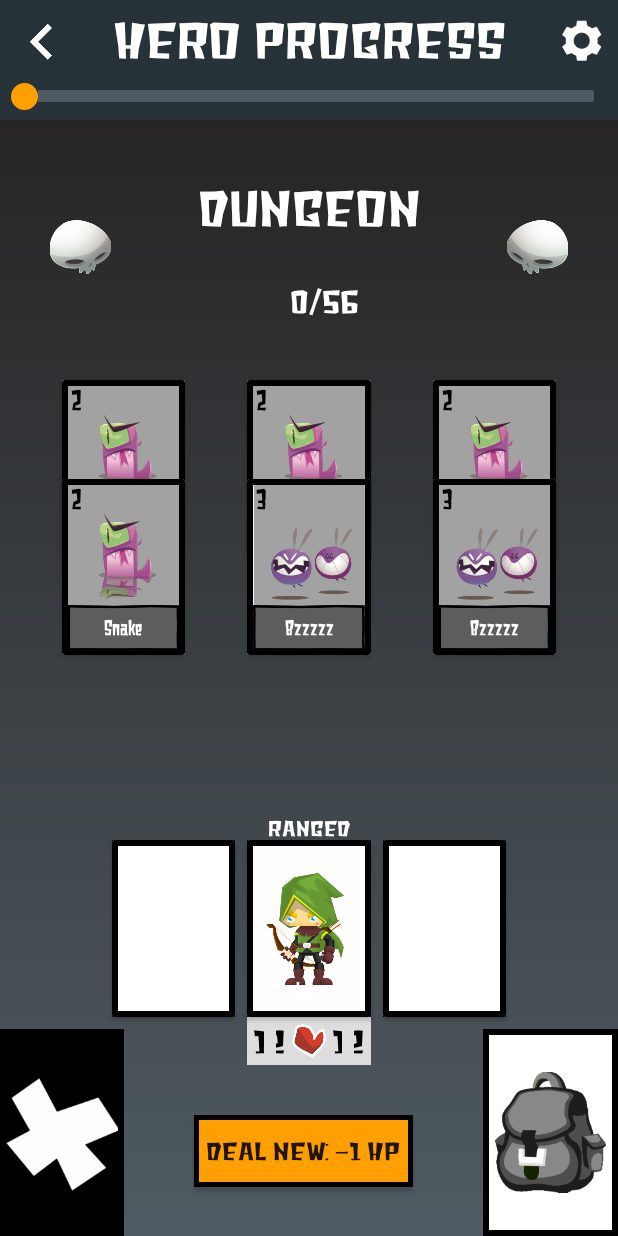
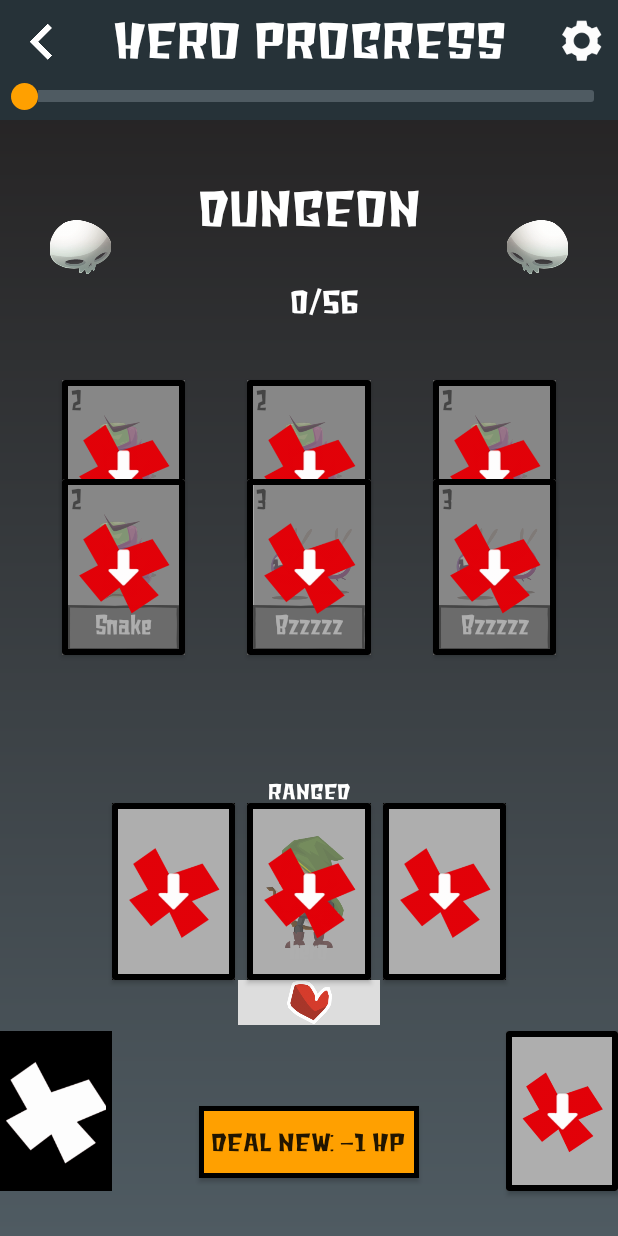
Before and after one commit to manamanah/miscreant, an Android app: the GameFragment screen opened through its navigation route, on a phone screen of 412 x 824 dp. Run offline under Robolectric (Android 15) with nearby library versions, the phone set to English and light mode, and no system bars; our stand-ins replace data binding; libraries missing offline, so code that uses them is left out: android.text; 12 statements that could not run were skipped.

Commit message:
fix: Correct layouts for card play action
Use card layout for backpack to be able to hold cards

```diff
--- a/app/src/main/assets/testdeck.json
+++ b/app/src/main/assets/testdeck.json
@@ -295,14 +295,14 @@
   },
   {
     "type": "shield",
-    "name": "Give Some Edge",
+    "name": "Feel Edgy",
     "health": 6,
     "image": "corner_shield_normal",
     "showHealth": "true"
   },
   {
     "type": "shield",
-    "name": "Give Some Edge",
+    "name": "Feel Edgy",
     "health": 6,
     "image": "corner_shield_normal",
     "showHealth": "true"
--- a/app/src/main/res/layout/backpack.xml
+++ /dev/null
@@ -1,30 +0,0 @@
-<?xml version="1.0" encoding="utf-8"?>
-<!--
-  ~ Copyright (c) 2019. Birgit Schoenauer
-  ~
-  ~ Licensed under the Creative Commons Attribution-NonCommercial-NonDerivatives 4.0 International License.
-  ~ See file 'LICENSE.md' or https://creativecommons.org/licenses/by-nc-nd/4.0/ for full license details.
-  -->
-<layout xmlns:android="http://schemas.android.com/apk/res/android"
-        xmlns:app="http://schemas.android.com/apk/res-auto"
-        xmlns:tools="http://schemas.android.com/tools">
-
-    <data>
-        <variable
-                name="cardViewModel"
-                type="com.example.android.miscreant.models.Card" />
-    </data>
-
-    <ImageView
-            android:id="@+id/card_image"
-            android:layout_width="wrap_content"
-            android:layout_height="wrap_content"
-            android:padding="@dimen/spacing_normal"
-            android:tag="@{cardViewModel.type.id}"
-            android:foreground="@{cardViewModel.isHighlightOn ? @drawable/img_border_highlighted : @drawable/img_border_black}"
-            android:contentDescription="@string/backpack_desc"
-            android:background="@color/backgroundWhite"
-            android:src="@drawable/backpack"
-            tools:src="@drawable/backpack"
-            app:setListeners="@{cardViewModel.type.id}" />
-</layout>
--- a/app/src/main/res/layout/card.xml
+++ b/app/src/main/res/layout/card.xml
@@ -11,6 +11,9 @@
 
     <data>
         <import type="android.view.View"/>
+        <import type="android.text.TextUtils"/>
+        <import type="com.example.android.miscreant.Enums.Location"/>
+        <import type="com.example.android.miscreant.Enums.CardType"/>
         <variable
                 name="cardViewModel"
                 type="com.example.android.miscreant.models.Card" />
@@ -34,6 +37,7 @@
                     android:layout_height="@dimen/spacing_zero"
                     android:layout_margin="@dimen/spacing_min"
                     android:contentDescription="@string/card_img_desc"
+                    android:padding="@{cardViewModel.type == CardType.none ? @dimen/spacing_normal : @dimen/spacing_zero}"
                     app:src='@{cardViewModel.image}'
                     tools:src="@drawable/dragon"
                     app:layout_constraintDimensionRatio="@fraction/card_ratio"
@@ -65,7 +69,8 @@
                     android:contentDescription="@string/card_title_desc"
                     android:text="@{cardViewModel.name}"
                     android:textColor="@color/primaryTextColor"
-                    android:textSize="@dimen/fontSize_card_title"
+                    android:textSize="@{cardViewModel.location == Location.backpack ? @dimen/fontSize_card_in_backpack : @dimen/fontSize_card_title}"
+                    android:textScaleX="@fraction/letter_spacing_cards"
                     tools:text="@string/placeholder_card_title"
                     app:layout_constraintBottom_toBottomOf="@id/card_image"
                     app:layout_constraintEnd_toEndOf="@id/card_image"
@@ -85,6 +90,27 @@
                     app:layout_constraintTop_toTopOf="@id/card_image"/>
 
             <TextView
+                    android:id="@+id/card_potentialValue"
+                    android:layout_width="wrap_content"
+                    android:layout_height="wrap_content"
+                    android:layout_marginStart="@dimen/spacing_half"
+                    android:visibility="@{cardViewModel.showPotentialHealth ? View.VISIBLE : View.GONE}"
+                    android:text="@{Integer.toString(cardViewModel.potentialHealth)}"
+                    android:textColor="@color/aggressiveRed"
+                    android:textSize="@dimen/fontSize_card_values"
+                    tools:text="@string/placeholder_card_value"
+                    app:layout_constraintStart_toStartOf="@id/card_image"
+                    app:layout_constraintTop_toTopOf="@id/card_image"/>
+
+            <ImageView
+                    android:id="@+id/disabled_image"
+                    android:layout_width="match_parent"
+                    android:layout_height="match_parent"
+                    android:contentDescription="@string/card_disabled_desc"
+                    android:background="@color/look_disabled"
+                    android:visibility="@{cardViewModel.isLookActive ? View.GONE : View.VISIBLE}"/>
+
+            <TextView
                     android:id="@+id/card_rip"
                     android:layout_width="wrap_content"
                     android:layout_height="wrap_content"
@@ -99,18 +125,34 @@
                     app:layout_constraintStart_toStartOf="@+id/card_image"
                     app:layout_constraintTop_toTopOf="@+id/card_image"/>
 
-            <TextView
-                    android:id="@+id/card_potentialValue"
+            <ImageView
+                    android:id="@+id/consumed_image"
                     android:layout_width="wrap_content"
                     android:layout_height="wrap_content"
-                    android:layout_marginStart="@dimen/spacing_half"
-                    android:visibility="@{cardViewModel.showPotentialHealth ? View.VISIBLE : View.GONE}"
-                    android:text="@{Integer.toString(cardViewModel.potentialHealth)}"
-                    android:textColor="@color/aggressiveRed"
-                    android:textSize="@dimen/fontSize_card_values"
-                    tools:text="@string/placeholder_card_value"
-                    app:layout_constraintStart_toStartOf="@id/card_image"
-                    app:layout_constraintTop_toTopOf="@id/card_image"/>
+                    android:contentDescription="@string/card_consumed_img_desc"
+                    android:padding="@dimen/spacing_normal"
+                    android:visibility="@{cardViewModel.showConsumed ? View.VISIBLE : View.GONE}"
+                    android:tint="@color/aggressiveRed"
+                    android:src="@drawable/trash"
+                    tools:src="@drawable/trash"
+                    app:layout_constraintBottom_toBottomOf="parent"
+                    app:layout_constraintEnd_toEndOf="parent"
+                    app:layout_constraintStart_toStartOf="parent"
+                    app:layout_constraintTop_toTopOf="parent"/>
+
+            <ImageView
+                    android:id="@+id/equip_image"
+                    android:layout_width="wrap_content"
+                    android:layout_height="wrap_content"
+                    android:contentDescription="@string/card_equip_visual_desc"
+                    android:src="@drawable/arrow_down"
+                    tools:src="@drawable/arrow_down"
+                    android:tint='@{cardViewModel.isEmpty() ? @color/equip : @color/aggressiveRed}'
+                    android:visibility="@{cardViewModel.showEquip ? View.VISIBLE : View.GONE}"
+                    app:layout_constraintBottom_toBottomOf="parent"
+                    app:layout_constraintEnd_toEndOf="parent"
+                    app:layout_constraintStart_toStartOf="parent"
+                    app:layout_constraintTop_toTopOf="parent" />
 
         </androidx.constraintlayout.widget.ConstraintLayout>
     </androidx.cardview.widget.CardView>
--- a/app/src/main/res/layout/discard.xml
+++ b/app/src/main/res/layout/discard.xml
@@ -16,7 +16,7 @@
     </data>
 
         <ImageView
-                android:id="@+id/card_image"
+                android:id="@+id/card_discard"
                 android:layout_width="wrap_content"
                 android:layout_height="wrap_content"
                 android:contentDescription="@string/discard_desc"
--- a/app/src/main/res/layout/fragment_game.xml
+++ b/app/src/main/res/layout/fragment_game.xml
@@ -300,11 +300,10 @@
         <TextView
                 android:id="@+id/current_health"
                 style="@style/health_text"
-                android:layout_width="wrap_content"
-                android:layout_height="wrap_content"
+                android:layout_width="@dimen/heart_size"
+                android:layout_height="@dimen/heart_size"
                 android:contentDescription="@string/current_health_desc"
                 android:text="@{Integer.toString(gameViewModel.heroCurrentHealth)}"
-                android:textSize="@dimen/fontSize_text"
                 tools:text="@string/max_health"
                 android:textColor="@color/secondaryTextColor"
                 app:layout_constraintEnd_toStartOf="@id/heart"
@@ -314,11 +313,11 @@
         <TextView
                 android:id="@+id/potential_health"
                 style="@style/health_text"
-                android:layout_width="wrap_content"
-                android:layout_height="wrap_content"
+                android:layout_width="@dimen/heart_size"
+                android:layout_height="@dimen/heart_size"
+                android:layout_marginEnd="@dimen/spacing_normal"
                 android:contentDescription="@string/potential_health_desc"
                 android:text="@{Integer.toString(gameViewModel.heroPotentialHealth)}"
-                android:textSize="@dimen/fontSize_text"
                 tools:text="@string/max_health"
                 android:textColor="@{gameViewModel.heroPotentialHealth &lt; gameViewModel.heroCurrentHealth ? @color/aggressiveRed : @color/benefit}"
                 android:visibility="@{gameViewModel.showHeroPotentialHealth ? View.VISIBLE : View.GONE}"
@@ -328,8 +327,8 @@
 
         <ImageView
                 android:id="@+id/heart"
-                android:layout_width="@dimen/spacing_zero"
-                android:layout_height="@dimen/spacing_zero"
+                android:layout_width="@dimen/heart_size"
+                android:layout_height="@dimen/heart_size"
                 android:background="@color/backgroundLight"
                 android:contentDescription="@string/heart_desc"
                 app:layout_constraintBottom_toBottomOf="@id/current_health"
@@ -341,31 +340,30 @@
         <TextView
                 android:id="@+id/max_health"
                 style="@style/health_text"
-                android:layout_width="wrap_content"
-                android:layout_height="wrap_content"
+                android:layout_width="@dimen/heart_size"
+                android:layout_height="@dimen/heart_size"
                 android:contentDescription="@string/max_health_desc"
                 android:text="@{Integer.toString(gameViewModel.heroMaxHealth)}"
-                android:textSize="@dimen/fontSize_text"
+                tools:text="@string/max_health"
                 android:textColor="@color/secondaryTextColor"
                 app:layout_constraintEnd_toEndOf="@id/hero"
                 app:layout_constraintStart_toEndOf="@id/heart"
-                app:layout_constraintTop_toBottomOf="@id/hero"
-                tools:text="@string/max_health" />
+                app:layout_constraintTop_toBottomOf="@id/hero" />
 
         <TextView
                 android:id="@+id/max_potential_health"
                 style="@style/health_text"
-                android:layout_width="wrap_content"
-                android:layout_height="wrap_content"
+                android:layout_width="@dimen/heart_size"
+                android:layout_height="@dimen/heart_size"
+                android:layout_marginStart="@dimen/spacing_normal"
                 android:contentDescription="@string/max_health_desc"
                 android:text="@{Integer.toString(gameViewModel.heroPotentialMaxHealth)}"
-                android:textSize="@dimen/fontSize_text"
+                tools:text="@string/max_health"
                 android:textColor="@color/benefit"
                 android:visibility="@{gameViewModel.showHeroPotentialMaxHealth ? View.VISIBLE : View.GONE}"
                 app:layout_constraintEnd_toEndOf="@id/hero"
                 app:layout_constraintStart_toEndOf="@id/heart"
-                app:layout_constraintTop_toBottomOf="@id/hero"
-                tools:text="@string/max_health" />
+                app:layout_constraintTop_toBottomOf="@id/hero" />
 
         <ImageView
                 android:id="@+id/equipright"
@@ -383,8 +381,7 @@
                 android:id="@+id/deal_new"
                 android:layout_width="wrap_content"
                 android:layout_height="@dimen/spacing_zero"
-                android:layout_marginTop="@dimen/spacing_normal"
-                android:layout_marginBottom="@dimen/spacing_normal"
+                android:layout_marginTop="@dimen/spacing_double"
                 android:layout_marginStart="@dimen/spacing_double"
                 android:layout_marginEnd="@dimen/spacing_double"
                 android:background="@drawable/button_custom"
@@ -505,11 +502,12 @@
 
         <include
                 android:id="@+id/card_backpack"
-                layout="@layout/backpack"
+                layout="@layout/card"
                 android:layout_width="@dimen/spacing_zero"
                 android:layout_height="@dimen/spacing_zero"
-                android:layout_marginTop="@dimen/spacing_normal"
-                app:layout_constraintDimensionRatio="@fraction/sixty_five_percent"
+                android:layout_marginTop="@dimen/spacing_half"
+                app:layout_constraintDimensionRatio="@fraction/card_ratio"
+                app:layout_constraintStart_toEndOf="@id/equipright"
                 app:layout_constraintEnd_toEndOf="parent"
                 app:layout_constraintBottom_toBottomOf="parent"
                 app:layout_constraintTop_toBottomOf="@id/equipright"
@@ -520,21 +518,15 @@
                 layout="@layout/discard"
                 android:layout_width="@dimen/spacing_zero"
                 android:layout_height="@dimen/spacing_zero"
-                android:layout_marginTop="@dimen/spacing_normal"
-                app:layout_constraintDimensionRatio="@fraction/sixty_percent"
-                app:layout_constraintTop_toBottomOf="@id/card_equip_left"
+                android:layout_marginTop="@dimen/spacing_half"
+                app:layout_constraintDimensionRatio="@fraction/card_ratio"
+                app:layout_constraintTop_toBottomOf="@id/equipleft"
                 app:layout_constraintStart_toStartOf="parent"
+                app:layout_constraintEnd_toStartOf="@id/equipleft"
                 app:layout_constraintBottom_toBottomOf="parent"
                 bind:cardViewModel="@{gameViewModel.cardDiscard}" />
 
         <!--GUIDELINES-->
-        <androidx.constraintlayout.widget.Guideline
-                android:id="@+id/guideline_hero"
-                android:layout_width="match_parent"
-                android:layout_height="wrap_content"
-                android:orientation="horizontal"
-                app:layout_constraintGuide_percent="@fraction/sixty_eight_percent" />
-
         <androidx.constraintlayout.widget.Guideline
                 android:id="@+id/guideline_dungeon_top"
                 android:layout_width="match_parent"
@@ -549,5 +541,12 @@
                 android:orientation="horizontal"
                 app:layout_constraintGuide_percent="@fraction/fifty_three_percent" />
 
+        <androidx.constraintlayout.widget.Guideline
+                android:id="@+id/guideline_hero"
+                android:layout_width="match_parent"
+                android:layout_height="wrap_content"
+                android:orientation="horizontal"
+                app:layout_constraintGuide_percent="@fraction/sixty_five_percent" />
+
     </androidx.constraintlayout.widget.ConstraintLayout>
 </layout>
--- a/app/src/main/res/values/colors.xml
+++ b/app/src/main/res/values/colors.xml
@@ -31,7 +31,9 @@
     <!--EFFECT-->
     <color name="aggressiveRed">#e20008</color>
     <color name="benefit">#3C9704</color>
+    <color name="equip">#3C9704</color>
     <color name="cardHighlight">#FFC107</color>
+    <color name="look_disabled">#96757575</color>
 
     <!--VIEW ELEMENTS-->
     <color name="progress">#ffa000</color>
--- a/app/src/main/res/values/dimens.xml
+++ b/app/src/main/res/values/dimens.xml
@@ -12,6 +12,7 @@
     <dimen name="thumb_size">18dp</dimen>
     <dimen name="card_border">4dp</dimen>
     <dimen name="game_titlebar_height">80dp</dimen>
+    <dimen name="heart_size">30dp</dimen>
 
     <!--SWITCH-->
     <dimen name="switch_min_width">150dp</dimen>
@@ -49,7 +50,8 @@
     <dimen name="fontSize_text">18sp</dimen>
     <dimen name="fontSize_text_small">12sp</dimen>
     <dimen name="fontSize_card_values">16sp</dimen>
-    <dimen name="fontSize_card_title">12sp</dimen>
+    <dimen name="fontSize_card_title">10sp</dimen>
+    <dimen name="fontSize_card_in_backpack">8sp</dimen>
     <dimen name="fontSize_card_RIP">30sp</dimen>
 
 </resources>
--- a/app/src/main/res/values/fractions.xml
+++ b/app/src/main/res/values/fractions.xml
@@ -9,6 +9,7 @@
 <resources>
 
     <!--FONT RELATED-->
+    <fraction name="letter_spacing_cards">1.2</fraction>
     <fraction name="letter_spacing_normal">1.5</fraction>
     <fraction name="letter_spacing_min">1.1</fraction>
     <fraction name="linespacing_normal">1.2</fraction>
@@ -19,13 +20,9 @@
     <fraction name="special_use_ratio">1.5</fraction>
 
     <!--PERCENTAGES-->
-    <fraction name="fifteen_percent">0.15</fraction>
     <fraction name="twenty_percent">0.2</fraction>
-    <fraction name="twenty_five_percent">0.25</fraction>
     <fraction name="thirty_percent">0.3</fraction>
     <fraction name="fourty_five_percent">0.45</fraction>
     <fraction name="fifty_three_percent">0.53</fraction>
-    <fraction name="sixty_percent">0.6</fraction>
     <fraction name="sixty_five_percent">0.65</fraction>
-    <fraction name="sixty_eight_percent">0.68</fraction>
 </resources>
--- a/app/src/main/res/values/strings.xml
+++ b/app/src/main/res/values/strings.xml
@@ -124,5 +124,8 @@
     <string name="easy_deck_path">testdeck.json</string>
     <string name="medium_deck_path">testdeck.json</string>
     <string name="hard_deck_path">testdeck.json</string>
+    <string name="card_consumed_img_desc">This item is used up.</string>
+    <string name="card_disabled_desc">If you choose this action, this card will be moved to target location.</string>
+    <string name="card_equip_visual_desc">Your selected card will be placed here.</string>
 
 </resources>
--- a/app/src/main/res/values/styles.xml
+++ b/app/src/main/res/values/styles.xml
@@ -149,6 +149,7 @@
         <item name="android:textScaleX">@fraction/letter_spacing_normal</item>
         <item name="android:padding">@dimen/spacing_half</item>
         <item name="android:background">@color/backgroundLight</item>
+        <item name="android:textSize">@dimen/fontSize_text</item>
     </style>
 
 </resources>
```
Also changed, not shown: app/src/main/res/drawable-hdpi/arrow_down.png (added), app/src/main/res/drawable-mdpi/arrow_down.png (added), app/src/main/res/drawable-xhdpi/arrow_down.png (added), app/src/main/res/drawable-xxhdpi/arrow_down.png (added), app/src/main/res/drawable-xxxhdpi/arrow_down.png (added), 1 other file.
